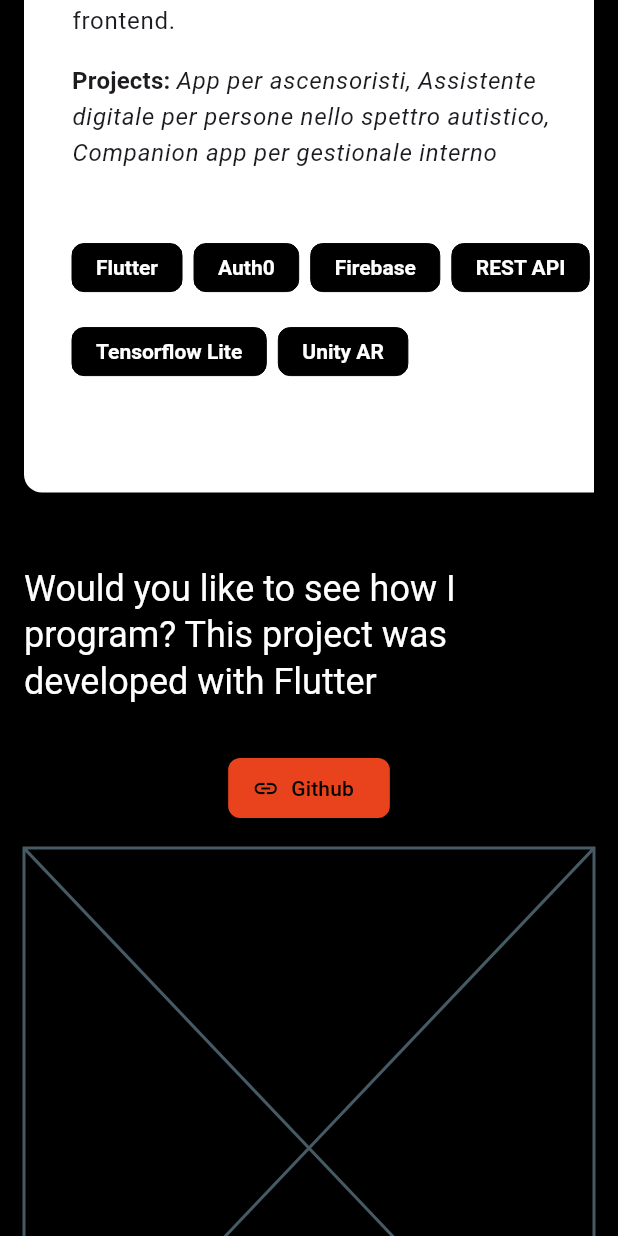
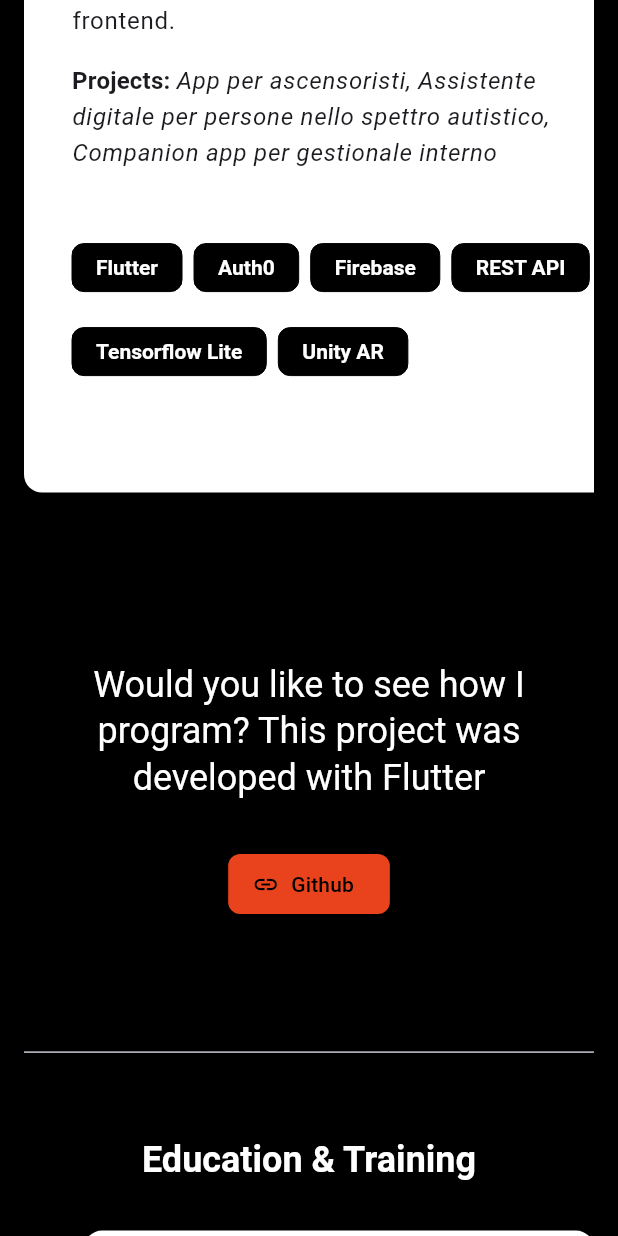
Before and after one commit to Lord-Platypus/portfolio, a Flutter app: the screen it shows after launch, scrolled down 1728 dp, on a phone screen of 412 x 824 dp. Run offline on Flutter 3.47's test engine with Material 3 defaults, Android fonts, the phone set to English and light mode, and no system bars; drawn by our look-alikes of auto_size_text; our stand-ins replace bloc, dio, equatable, flutter_bloc, get_it, go_router; generated files the repository leaves out were written again; network calls fail.

Commit message:
added education section

```diff
--- a/lib/features/portfolio/domain/entities/education_element.dart
+++ b/lib/features/portfolio/domain/entities/education_element.dart
@@ -2,15 +2,20 @@ import 'package:equatable/equatable.dart';
 
 class EducationElementEntity extends Equatable {
   final String title;
+  final String institution;
+  final String description;
   final DateTime startDate;
   final DateTime? endDate;
 
   const EducationElementEntity({
     required this.title,
+    required this.institution,
+    required this.description,
     required this.startDate,
     this.endDate,
   });
 
   @override
-  List<Object?> get props => [title, startDate, endDate];
+  List<Object?> get props =>
+      [title, institution, description, startDate, endDate];
 }
--- a/lib/features/portfolio/presentation/pages/portfolio_page.dart
+++ b/lib/features/portfolio/presentation/pages/portfolio_page.dart
@@ -10,7 +10,7 @@ import '../../domain/usecases/get_work_experiences.dart';
 import '../cubit/portfolio_cubit.dart';
 import '../widgets/about_section.dart';
 import '../widgets/contacts_section.dart';
-import '../widgets/education_section.dart';
+import '../widgets/education/education_section.dart';
 import '../widgets/github_section.dart';
 import '../widgets/hero_section.dart';
 import '../widgets/technological_stack_section.dart';
@@ -84,6 +84,7 @@ class PortfolioPage extends StatelessWidget {
                     children: [
                       WorkSection(workExperiences: state.workExperiences!),
                       const GithubSection(),
+                      const Divider(),
                       EducationSection(
                         educationElements: state.educationElements!,
                       ),
--- /dev/null
+++ b/lib/features/portfolio/presentation/widgets/education/education_card.dart
@@ -0,0 +1,97 @@
+import 'package:flutter/material.dart';
+
+import '../../../../../core/utils/extensions/build_context_extension.dart';
+import '../../../../../core/utils/extensions/date_time_extension.dart';
+import '../../../domain/entities/education_element.dart';
+
+class EducationCard extends StatelessWidget {
+  const EducationCard({super.key, required this.element});
+
+  final EducationElementEntity element;
+
+  @override
+  Widget build(BuildContext context) {
+    return Card(
+      color: context.appColors.surface,
+      shape: RoundedRectangleBorder(borderRadius: BorderRadius.circular(12)),
+      child: Column(
+        crossAxisAlignment: CrossAxisAlignment.start,
+        children: [
+          _CardHeader(element: element),
+          Divider(color: context.appColors.border, thickness: 1, height: 0),
+          _CardBody(element: element),
+        ],
+      ),
+    );
+  }
+}
+
+class _CardHeader extends StatelessWidget {
+  const _CardHeader({required this.element});
+
+  final EducationElementEntity element;
+
+  @override
+  Widget build(BuildContext context) {
+    final title = Text(
+      element.title,
+      style: Theme.of(
+        context,
+      ).textTheme.titleMedium!.copyWith(fontWeight: FontWeight.bold),
+    );
+
+    final dateRange = Text(
+      '${element.startDate.format('MMM yyyy')} - ${element.endDate?.format('MMM yyyy') ?? context.localizations.present}',
+      style: Theme.of(context).textTheme.titleMedium!.copyWith(
+        fontWeight: FontWeight.bold,
+        fontStyle: FontStyle.italic,
+      ),
+    );
+
+    final child = context.isMobile()
+        ? Column(
+            crossAxisAlignment: CrossAxisAlignment.start,
+            children: [dateRange, title],
+          )
+        : Row(
+            mainAxisAlignment: MainAxisAlignment.spaceBetween,
+            children: [title, dateRange],
+          );
+
+    return Padding(
+      padding: const EdgeInsets.fromLTRB(32, 32, 32, 16),
+      child: child,
+    );
+  }
+}
+
+class _CardBody extends StatelessWidget {
+  const _CardBody({required this.element});
+
+  final EducationElementEntity element;
+
+  @override
+  Widget build(BuildContext context) {
+    return Padding(
+      padding: const EdgeInsets.fromLTRB(32, 16, 32, 32),
+      child: Column(
+        crossAxisAlignment: CrossAxisAlignment.start,
+        children: [
+          Text(
+            element.institution,
+            style: Theme.of(
+              context,
+            ).textTheme.bodyLarge!.copyWith(fontWeight: FontWeight.bold),
+          ),
+          SizedBox(
+            width: 500,
+            child: Text(
+              element.description,
+              style: Theme.of(context).textTheme.bodyLarge,
+            ),
+          ),
+        ],
+      ),
+    );
+  }
+}
--- /dev/null
+++ b/lib/features/portfolio/presentation/widgets/education/education_list_element.dart
@@ -0,0 +1,37 @@
+import 'package:flutter/material.dart';
+
+import '../../../../../core/utils/extensions/build_context_extension.dart';
+import '../../../domain/entities/education_element.dart';
+import 'education_card.dart';
+import 'education_divider.dart';
+
+class EducationListElement extends StatelessWidget {
+  const EducationListElement({
+    super.key,
+    required this.educationElement,
+    required this.leftPosition,
+    required this.isFirst,
+    required this.isFinal,
+  });
+
+  final EducationElementEntity educationElement;
+  final bool leftPosition;
+  final bool isFirst;
+  final bool isFinal;
+
+  @override
+  Widget build(BuildContext context) {
+    final rowWidgets = [
+      if (context.isDesktop()) const Spacer(),
+      EducationDivider(showTop: !isFirst, showBottom: !isFinal),
+      Expanded(child: EducationCard(element: educationElement)),
+    ];
+    final children = leftPosition ? rowWidgets.reversed.toList() : rowWidgets;
+
+    return Row(
+      crossAxisAlignment: CrossAxisAlignment.center,
+      spacing: 16,
+      children: children,
+    );
+  }
+}
--- /dev/null
+++ b/lib/features/portfolio/presentation/widgets/education/education_section.dart
@@ -0,0 +1,46 @@
+import 'package:flutter/material.dart';
+
+import '../../../../../core/utils/extensions/build_context_extension.dart';
+import '../../../domain/entities/education_element.dart';
+import 'education_list_element.dart';
+
+class EducationSection extends StatelessWidget {
+  const EducationSection({super.key, required this.educationElements});
+
+  final List<EducationElementEntity> educationElements;
+
+  @override
+  Widget build(BuildContext context) {
+    final title = Text(
+      context.localizations.educationSectionTitle,
+      style: Theme.of(context).textTheme.headlineMedium!.copyWith(
+        color: context.appColors.onSecondary,
+      ),
+    );
+
+    final List<Widget> listElements = [];
+    for (int i = 0; i < educationElements.length; i++) {
+      listElements.add(
+        EducationListElement(
+          educationElement: educationElements[i],
+          leftPosition: context.isDesktop() && i.isEven,
+          isFirst: i == 0,
+          isFinal: i == educationElements.length - 1,
+        ),
+      );
+    }
+
+    return Padding(
+      padding: const EdgeInsets.only(top: 32),
+      child: Center(
+        child: Column(
+          spacing: 32,
+          children: [
+            title,
+            Column(spacing: 16, children: listElements),
+          ],
+        ),
+      ),
+    );
+  }
+}
--- a/lib/features/portfolio/presentation/widgets/education_section.dart
+++ /dev/null
@@ -1,14 +0,0 @@
-import 'package:flutter/material.dart';
-
-import '../../domain/entities/education_element.dart';
-
-class EducationSection extends StatelessWidget {
-  const EducationSection({super.key, required this.educationElements});
-
-  final List<EducationElementEntity> educationElements;
-
-  @override
-  Widget build(BuildContext context) {
-    return const Placeholder();
-  }
-}
--- a/lib/features/portfolio/presentation/widgets/github_section.dart
+++ b/lib/features/portfolio/presentation/widgets/github_section.dart
@@ -11,6 +11,8 @@ class GithubSection extends StatelessWidget {
   @override
   Widget build(BuildContext context) {
     return Center(
+      child: Padding(
+        padding: const EdgeInsets.symmetric(vertical: 64),
         child: Column(
           spacing: 32,
           crossAxisAlignment: CrossAxisAlignment.center,
@@ -21,6 +23,7 @@ class GithubSection extends StatelessWidget {
                 color: context.appColors.onSecondary,
                 fontWeight: FontWeight.normal,
               ),
+              textAlign: TextAlign.center,
             ),
 
             FilledButton.icon(
@@ -30,6 +33,7 @@ class GithubSection extends StatelessWidget {
             ),
           ],
         ),
+      ),
     );
   }
 }
--- a/lib/l10n/app_en.arb
+++ b/lib/l10n/app_en.arb
@@ -6,5 +6,6 @@
     "company": "Company",
     "projects": "Projects",
     "present": "Present",
-    "githubSectionTitle": "Would you like to see how I program? This project was developed with Flutter"
+    "githubSectionTitle": "Would you like to see how I program? This project was developed with Flutter",
+    "educationSectionTitle": "Education & Training"
 }
--- a/lib/l10n/app_it.arb
+++ b/lib/l10n/app_it.arb
@@ -6,5 +6,6 @@
     "company": "Azienda",
     "projects": "Progetti",
     "present": "Presente",
-    "githubSectionTitle": "Vuoi vedere come programmo? Questo progetto è stato sviluppato con Flutter"
+    "githubSectionTitle": "Vuoi vedere come programmo? Questo progetto è stato sviluppato con Flutter",
+    "educationSectionTitle": "Istruzione e formazione"
 }
```
Also changed, not shown: lib/features/portfolio/data/data_sources/portfolio_local_service.dart (+23 -14 lines), lib/features/portfolio/data/models/education_element.dart (+11 -1 lines), lib/features/portfolio/presentation/widgets/education/education_divider.dart (added, +73 -0 lines). Lines whose indentation alone changed are shown as unchanged.
